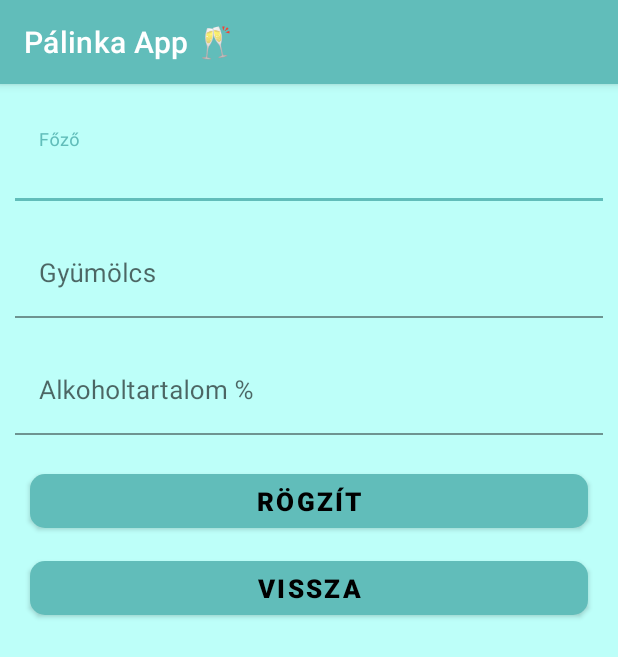
After one commit to Erdodif/PalinkaApp, an Android app: the AdatFelvetelActivity screen opened directly, with no data from a screen before it, on a phone screen of 412 x 824 dp. The commit adds this screen. Shown: the top 657 px of the screen. Run offline under Robolectric (Android 15) with nearby library versions, the phone set to English and light mode, and no system bars.

Commit message:
activity_adat_felvetel.xml elkészítése és az AdatFelvetelActivity.kt létrehozása

```diff
--- a/app/src/main/AndroidManifest.xml
+++ b/app/src/main/AndroidManifest.xml
@@ -10,6 +10,9 @@
         android:supportsRtl="true"
         android:theme="@style/Theme.SQLiteAlone">
         <activity
+            android:name=".AdatFelvetelActivity"
+            android:exported="false" />
+        <activity
             android:name=".MainActivity"
             android:exported="true">
             <intent-filter>
--- /dev/null
+++ b/app/src/main/java/hu/petrik/sqlitealone/AdatFelvetelActivity.kt
@@ -0,0 +1,13 @@
+package hu.petrik.sqlitealone
+
+import androidx.appcompat.app.AppCompatActivity
+import android.os.Bundle
+import hu.petrik.sqlitealone.databinding.ActivityAdatFelvetelBinding
+
+class AdatFelvetelActivity : AppCompatActivity() {
+    override fun onCreate(savedInstanceState: Bundle?) {
+        super.onCreate(savedInstanceState)
+        val bind = ActivityAdatFelvetelBinding.inflate(layoutInflater)
+        setContentView(bind.root)
+    }
+}
--- /dev/null
+++ b/app/src/main/res/layout/activity_adat_felvetel.xml
@@ -0,0 +1,76 @@
+<?xml version="1.0" encoding="utf-8"?>
+<LinearLayout xmlns:android="http://schemas.android.com/apk/res/android"
+    xmlns:app="http://schemas.android.com/apk/res-auto"
+    xmlns:tools="http://schemas.android.com/tools"
+    android:layout_width="match_parent"
+    android:layout_height="match_parent"
+    tools:context=".AdatFelvetelActivity"
+    android:orientation="vertical"
+    android:background="@color/Tetriary"
+    android:paddingTop="10dp">
+
+    <com.google.android.material.textfield.TextInputLayout
+        android:id="@+id/inputLayout_Fozo"
+        android:layout_width="match_parent"
+        android:layout_height="wrap_content"
+        android:layout_margin="10dp">
+        <com.google.android.material.textfield.TextInputEditText
+            android:layout_width="match_parent"
+            android:layout_height="wrap_content"
+            android:background="@color/Tetriary"
+            android:hint="@string/fozo"
+            android:textSize="17sp"
+            android:inputType="text"/>
+    </com.google.android.material.textfield.TextInputLayout>
+
+    <com.google.android.material.textfield.TextInputLayout
+        android:id="@+id/inputLayout_Gyumolcs"
+        android:layout_width="match_parent"
+        android:layout_height="wrap_content"
+        android:layout_margin="10dp">
+        <com.google.android.material.textfield.TextInputEditText
+            android:layout_width="match_parent"
+            android:layout_height="wrap_content"
+            android:background="@color/Tetriary"
+            android:hint="@string/gyumolcs"
+            android:textSize="17sp"
+            android:inputType="text"/>
+    </com.google.android.material.textfield.TextInputLayout>
+
+    <com.google.android.material.textfield.TextInputLayout
+        android:id="@+id/inputLayout_Alkohol"
+        android:layout_width="match_parent"
+        android:layout_height="wrap_content"
+        android:layout_margin="10dp">
+        <com.google.android.material.textfield.TextInputEditText
+            android:layout_width="match_parent"
+            android:layout_height="wrap_content"
+            android:background="@color/Tetriary"
+            android:hint="@string/alkoholtartalom"
+            android:textSize="17sp"
+            android:inputType="number"/>
+    </com.google.android.material.textfield.TextInputLayout>
+
+    <com.google.android.material.button.MaterialButton
+        android:id="@+id/btn_Rogzit"
+        android:layout_width="match_parent"
+        android:layout_height="wrap_content"
+        android:layout_marginHorizontal="20dp"
+        android:layout_marginVertical="10dp"
+        android:text="@string/rogzit"
+        android:textColor="@color/black"
+        android:textSize="17sp"
+        android:textStyle="bold"
+        app:cornerRadius="10dp" />
+
+    <com.google.android.material.button.MaterialButton
+        android:id="@+id/btn_Vissza"
+        android:layout_width="match_parent"
+        android:layout_height="wrap_content"
+        android:layout_marginHorizontal="20dp"
+        android:text="@string/vissza"
+        android:textColor="@color/black"
+        android:textSize="17sp"
+        android:textStyle="bold"
+        app:cornerRadius="10dp" />
+</LinearLayout>
--- a/app/src/main/res/layout/activity_main.xml
+++ b/app/src/main/res/layout/activity_main.xml
@@ -14,6 +14,7 @@
         android:layout_width="match_parent"
         android:layout_height="wrap_content"
         android:layout_marginHorizontal="20dp"
+        android:layout_marginVertical="5dp"
         android:text="@string/pfelvet"
         app:cornerRadius="10dp"
         android:backgroundTint="@color/Secondary"
@@ -22,10 +23,11 @@
         android:textSize="17sp"/>
 
     <com.google.android.material.button.MaterialButton
-        android:id="@+id/btnKereses"
+        android:id="@+id/btn_Kereses"
         android:layout_width="match_parent"
         android:layout_height="wrap_content"
         android:layout_marginHorizontal="20dp"
+        android:layout_marginVertical="5dp"
         android:text="@string/pkeres"
         app:cornerRadius="10dp"
         android:backgroundTint="@color/Secondary"
@@ -34,10 +36,11 @@
         android:textSize="17sp"/>
 
     <com.google.android.material.button.MaterialButton
-        android:id="@+id/btnListazas"
+        android:id="@+id/btn_Listazas"
         android:layout_width="match_parent"
         android:layout_height="wrap_content"
         android:layout_marginHorizontal="20dp"
+        android:layout_marginVertical="5dp"
         android:text="@string/plistaz"
         app:cornerRadius="10dp"
         android:backgroundTint="@color/Secondary"
@@ -50,7 +53,8 @@
         android:layout_height="match_parent"
         android:layout_marginHorizontal="10dp"
         android:layout_marginVertical="20dp"
-        android:background="@color/Primary">
+        android:background="@color/Primary"
+        android:id="@+id/scrollView_Lista">
 
     </ScrollView>
 
--- a/app/src/main/res/values/strings.xml
+++ b/app/src/main/res/values/strings.xml
@@ -3,4 +3,9 @@
     <string name="pfelvet">Pálinka Felvétele</string>
     <string name="pkeres">Pálinka Keresése</string>
     <string name="plistaz">Pálinkák Listázása</string>
+    <string name="fozo">Főző</string>
+    <string name="gyumolcs">Gyümölcs</string>
+    <string name="alkoholtartalom">Alkoholtartalom %</string>
+    <string name="vissza">Vissza</string>
+    <string name="rogzit">Rögzít</string>
 </resources>
```
